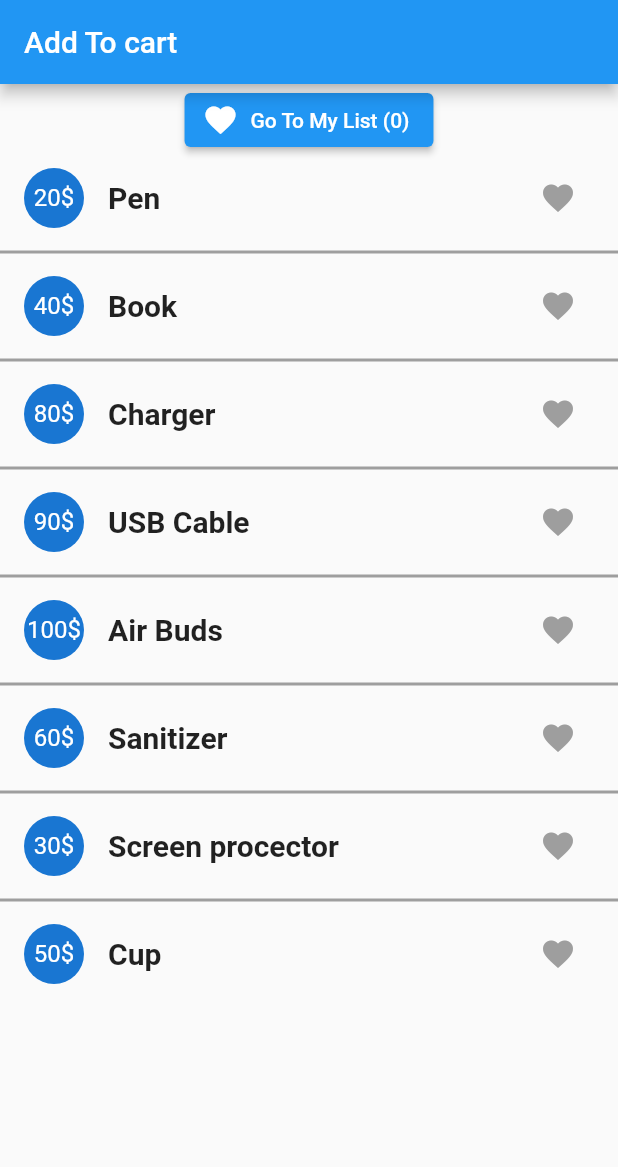
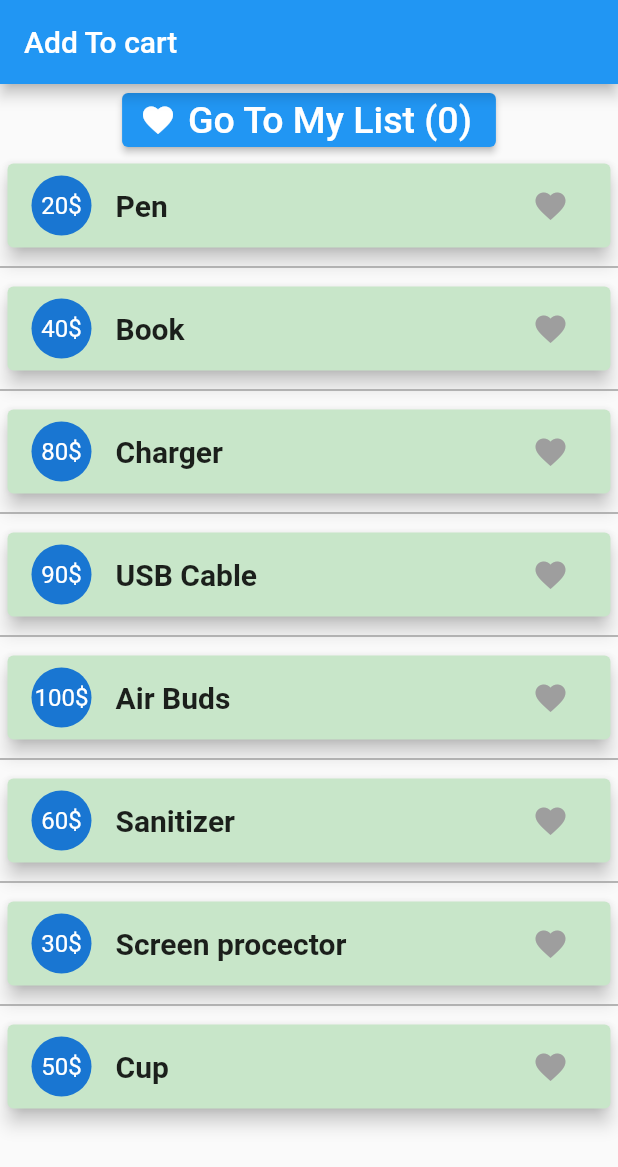
Before and after one commit to Ch-Muhammad-Tahir/flutter-provider-first-app, a Flutter app: the screen it shows after launch, on a phone screen of 412 x 824 dp. Shown: the top 1167 px of the screen. Run offline on Flutter 3.47's test engine with Material 2 defaults, Android fonts, the phone set to English and light mode, and no system bars.

```diff
--- a/lib/main.dart
+++ b/lib/main.dart
@@ -10,7 +10,7 @@ void main() {
       ChangeNotifierProvider<CountProvier>(create: (context) => CountProvier()),
       ChangeNotifierProvider<HomeProvider>(create: (context) => HomeProvider()),
     ],
-    child: MaterialApp(
+    child: const MaterialApp(
       home: MyHomePageScreenWidget(),
     ),
   ));
--- a/lib/providers/home_provider.dart
+++ b/lib/providers/home_provider.dart
@@ -2,7 +2,7 @@ import 'package:flutter/widgets.dart';
 import 'package:provider_example/models/product.dart';
 
 class HomeProvider extends ChangeNotifier {
-  var favoriteList = [];
+  List<Product> favoriteList = [];
 
   void addToFavorite(Product product) {
     if (!favoriteList.contains(product)) {
@@ -12,4 +12,9 @@ class HomeProvider extends ChangeNotifier {
     }
     notifyListeners();
   }
+
+  void removeFromFavorite(Product product) {
+    favoriteList.remove(product);
+    notifyListeners();
+  }
 }
--- a/lib/views/home_page/home_page.dart
+++ b/lib/views/home_page/home_page.dart
@@ -1,6 +1,7 @@
 import 'package:flutter/material.dart';
 import 'package:provider/provider.dart';
 import 'package:provider_example/providers/home_provider.dart';
+import 'package:provider_example/views/favorite_view_Items_screen/favorite_screen_widget.dart';
 
 import '../../utils/common_list.dart';
 
@@ -13,17 +14,26 @@ class MyHomePageScreenWidget extends StatelessWidget {
       body: Column(children: [
         ElevatedButton.icon(
             onPressed: () {
-              print("Elevated Icon button Pressed");
+              Navigator.push(
+                  context,
+                  MaterialPageRoute(
+                      builder: (context) => const FavoriteScreenWidget()));
             },
             icon: const Icon(Icons.favorite),
             label: Text(
-                "Go To My List (${Provider.of<HomeProvider>(context, listen: true).favoriteList.length})")),
+              "Go To My List (${Provider.of<HomeProvider>(context, listen: true).favoriteList.length})",
+              style: const TextStyle(fontSize: 25),
+            )),
         Expanded(
           child: ListView.separated(
               shrinkWrap: true,
               // physics: ,
               itemBuilder: (context, index) {
-                return ListTile(
+                return Card(
+                  color: Colors.green[100],
+                  elevation: 5,
+                  margin: const EdgeInsets.all(5),
+                  child: ListTile(
                     title: Text(
                       AppCommonList.products[index].productTitle,
                       style: const TextStyle(
@@ -36,37 +46,24 @@ class MyHomePageScreenWidget extends StatelessWidget {
                         onPressed: () {
                           Provider.of<HomeProvider>(context, listen: false)
                               .addToFavorite(AppCommonList.products[index]);
-                        // if (Provider.of<HomeProvider>(context, listen: false)
-                        //     .favoriteList
-                        //     .contains((AppCommonList.products[index]))) {
-                        //   Provider.of<HomeProvider>(context, listen: false)
-                        //       .favoriteList
-                        //       .remove((AppCommonList.products[index]));
-                        // } else {
-                        //   Provider.of<HomeProvider>(context, listen: false)
-                        //       .addToFavorite(AppCommonList.products[index]);
-                        // }
-
-                        // Provider.of<HomeProvider>(context, listen: true)
-                        //         .favoriteList
-                        //         .contains((AppCommonList.products[index]))
-
                           print("On Tap");
                         },
                         icon: Icon(
                           Icons.favorite,
-                        color: Provider.of<HomeProvider>(context, listen: true)
+                          color:
+                              Provider.of<HomeProvider>(context, listen: true)
                                       .favoriteList
                                       .contains((AppCommonList.products[index]))
                                   ? Colors.red
                                   : Colors.grey,
                         )),
+                  ),
                 );
               },
               separatorBuilder: ((context, index) {
                 return const Divider(
                   // height: 10,
-                  thickness: 2,
+                  thickness: 1,
                   color: Colors.grey,
                 );
               }),
```
Also changed, not shown: lib/views/favorite_view_Items_screen/favorite_screen_widget.dart (added, +51 -0 lines). Lines whose indentation alone changed are shown as unchanged.
